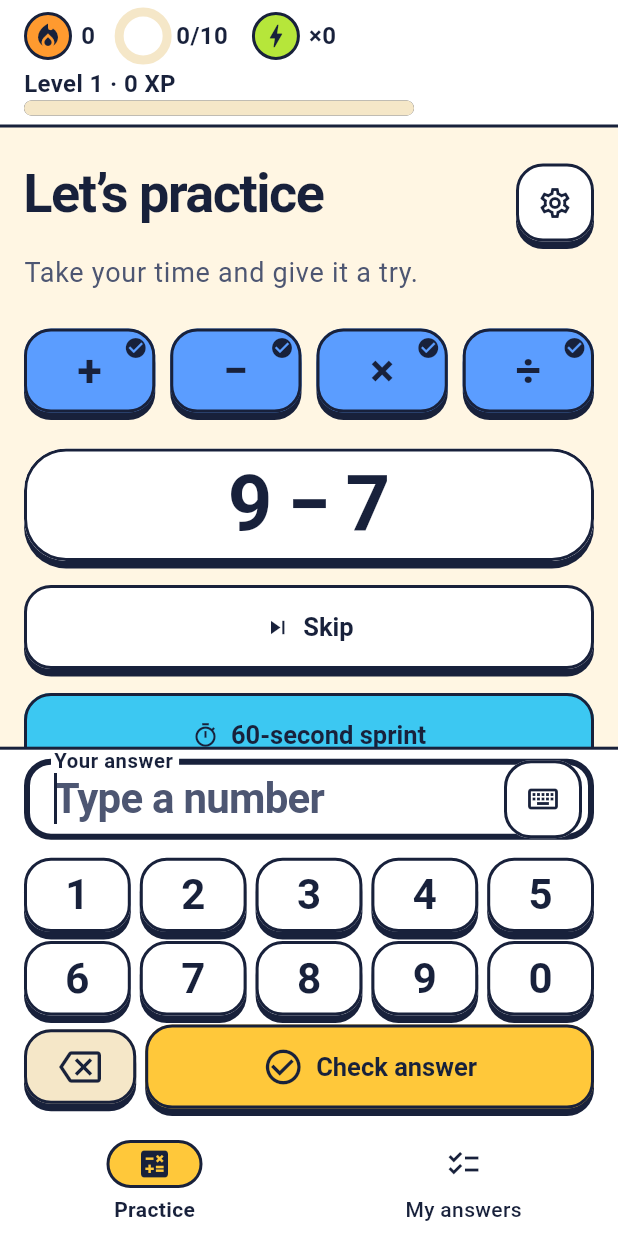
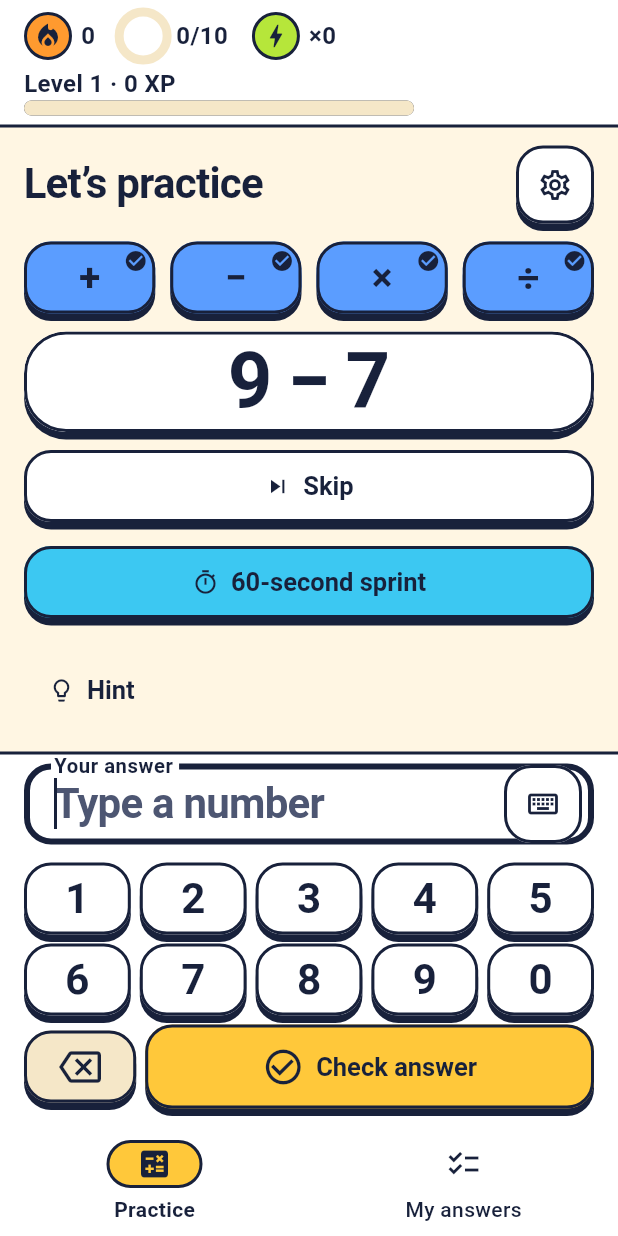
Before and after one commit to comdotlinux/simple-math-tester, a Flutter app: the screen it shows after launch, after a tap on "Easy", on a phone screen of 412 x 824 dp. Run offline on Flutter 3.47's test engine with Material 3 defaults, Android fonts, the phone set to English and light mode, and no system bars; our stand-ins replace audioplayers, material_ui, shared_preferences; missing offline and left inert: duration.

Commit message:
Compact the docked phone practice page so the question and Skip fit above the dock
On a phone-height page (the existing 700 px page breakpoint that docks the
field) the title shrinks, the encouragement line goes, toggles, Skip and
the sprint button drop to 48 px, gaps tighten and dense pad keys lose 4 px
of padding. The page reveals Skip before the answer, so the question and
Skip stay in view together. Screenshots gain a 412x720 phone-browser size.

```diff
--- a/app/lib/number_pad.dart
+++ b/app/lib/number_pad.dart
@@ -50,7 +50,7 @@ class NumberPad extends StatelessWidget {
 
   /// Grows with the text, so a 200% digit still fits its key.
   static double keyHeight(TextScaler scaler, {bool dense = false}) =>
-      max(dense ? 48 : 52, scaler.scale(28) * 1.2 + 16);
+      max(dense ? 48 : 52, scaler.scale(28) * 1.2 + (dense ? 12 : 16));
 
   static double _gap(bool dense) => dense ? 6 : 8;
 
--- a/app/lib/problem_page.dart
+++ b/app/lib/problem_page.dart
@@ -27,6 +27,10 @@ class _ProblemPageState extends State<ProblemPage> {
   late final TextEditingController _controller;
   final _focus = FocusNode();
   final _answerKey = GlobalKey();
+
+  /// Skip under the question card, which a docked phone page keeps in view
+  /// with it.
+  final _skipKey = GlobalKey();
   final _scroll = ScrollController();
 
   /// Whether a phone page with the docked field repeats the question over
@@ -131,7 +135,7 @@ class _ProblemPageState extends State<ProblemPage> {
 
   /// Keeps the field and its feedback in view above a docked pad, as the
   /// system keyboard does, whenever the problem or the feedback changes.
-  void _revealAnswer(MathTesterModel model, bool docked) {
+  void _revealAnswer(MathTesterModel model, bool docked, bool compact) {
     final shown = (
       model.current,
       model.answerCorrect,
@@ -142,15 +146,24 @@ class _ProblemPageState extends State<ProblemPage> {
     // The page opens in place; later changes scroll there.
     final jump = _revealed == null || MediaQuery.disableAnimationsOf(context);
     _revealed = shown;
-    WidgetsBinding.instance.addPostFrameCallback((_) {
-      final answer = _answerKey.currentContext;
-      if (answer == null || !answer.mounted) return;
-      Scrollable.ensureVisible(
-        answer,
+    final duration = jump ? Duration.zero : const Duration(milliseconds: 200);
+    Future<void> reveal(GlobalKey key) async {
+      final target = key.currentContext;
+      if (target == null || !target.mounted) return;
+      await Scrollable.ensureVisible(
+        target,
         alignmentPolicy: ScrollPositionAlignmentPolicy.keepVisibleAtEnd,
-        duration: jump ? Duration.zero : const Duration(milliseconds: 200),
+        duration: duration,
       );
-    });
+    }
+
+    // On a phone Skip first, then the answer, which wins when both do not
+    // fit.
+    WidgetsBinding.instance.addPostFrameCallback(
+      (_) => (compact ? reveal(_skipKey) : Future<void>.value()).then(
+        (_) => reveal(_answerKey),
+      ),
+    );
   }
 
   @override
@@ -191,7 +204,7 @@ class _ProblemPageState extends State<ProblemPage> {
             side ||
             showPad && constraints.maxHeight - dockHeight >= (phone ? 80 : 260);
         final compact = docked && phone;
-        _revealAnswer(model, docked);
+        _revealAnswer(model, docked, compact);
         const sideWidth = 300.0;
         final width = side
             ? constraints.maxWidth - sideWidth - 2 * 16
@@ -200,6 +213,12 @@ class _ProblemPageState extends State<ProblemPage> {
         // Next sits in the feedback strip while a result shows there.
         final nextInStrip =
             compact && !sprinting && model.answerCorrect != null;
+        // The docked phone page packs its column tighter, so the question
+        // and Skip fit above the dock on a short screen.
+        final gap = compact ? 12.0 : 24.0;
+        final button = compact
+            ? const WidgetStatePropertyAll(Size(48, 48))
+            : null;
         final field = _CheckMotion(
           key: _fieldKey,
           check: model.lastCheck,
@@ -249,7 +268,7 @@ class _ProblemPageState extends State<ProblemPage> {
           keyboardDismissBehavior: ScrollViewKeyboardDismissBehavior.onDrag,
           padding: EdgeInsets.symmetric(
             horizontal: width < 600 ? 16 : 24,
-            vertical: 24,
+            vertical: gap,
           ),
           child: Center(
             child: ConstrainedBox(
@@ -258,12 +277,16 @@ class _ProblemPageState extends State<ProblemPage> {
                 crossAxisAlignment: CrossAxisAlignment.stretch,
                 children: [
                   Row(
-                    crossAxisAlignment: CrossAxisAlignment.start,
+                    crossAxisAlignment: compact
+                        ? CrossAxisAlignment.center
+                        : CrossAxisAlignment.start,
                     children: [
                       Expanded(
                         child: Text(
                           sprinting ? 'Sprint' : 'Let’s practice',
-                          style: theme.textTheme.displaySmall,
+                          style: compact
+                              ? theme.textTheme.headlineMedium
+                              : theme.textTheme.displaySmall,
                         ),
                       ),
                       // A tier change would move levels during a round.
@@ -286,6 +309,9 @@ class _ProblemPageState extends State<ProblemPage> {
                         ),
                     ],
                   ),
+                  // The encouragement gives way to the question on a short
+                  // phone; the sprint rules stay.
+                  if (sprinting || !compact) ...[
                     const SizedBox(height: 8),
                     Text(
                       sprinting
@@ -296,17 +322,18 @@ class _ProblemPageState extends State<ProblemPage> {
                         color: tokens.inkMuted,
                       ),
                     ),
-                  const SizedBox(height: 24),
+                  ],
+                  SizedBox(height: gap),
                   if (model.tier == null)
                     const _TierPicker()
                   else ...[
                     if (model.lastSprint case final result?) ...[
                       _SprintResult(result: result),
-                      const SizedBox(height: 24),
+                      SizedBox(height: gap),
                     ],
                     if (sprinting) ...[
                       _SprintStatus(score: model.sprintScore),
-                      const SizedBox(height: 24),
+                      SizedBox(height: gap),
                     ],
                     Row(
                       children: [
@@ -317,12 +344,13 @@ class _ProblemPageState extends State<ProblemPage> {
                               type: type,
                               selected: model.selectedOperations.contains(type),
                               onPressed: () => model.toggleOperation(type),
+                              compact: compact,
                             ),
                           ),
                         ],
                       ],
                     ),
-                    const SizedBox(height: 24),
+                    SizedBox(height: gap),
                     KeyedSubtree(
                       key: compact ? _answerKey : null,
                       child: _QuestionCard(
@@ -361,7 +389,7 @@ class _ProblemPageState extends State<ProblemPage> {
                       ),
                     ],
                     if (!sprinting) ...[
-                      const SizedBox(height: 16),
+                      SizedBox(height: compact ? 12 : 16),
                       // Side by side when both fit, else full-width rows.
                       Flex(
                         direction: wide ? Axis.horizontal : Axis.vertical,
@@ -374,11 +402,13 @@ class _ProblemPageState extends State<ProblemPage> {
                             _flexed(
                               wide,
                               Slab(
+                                key: _skipKey,
                                 pressable: true,
                                 radius: AppTokens.radiusControl,
                                 child: OutlinedButton.icon(
                                   key: nextQuestionButtonKey,
                                   onPressed: model.generateNextProblem,
+                                  style: ButtonStyle(minimumSize: button),
                                   // Before a check, moving on skips it.
                                   icon: Icon(
                                     model.answerChecked
@@ -404,7 +434,7 @@ class _ProblemPageState extends State<ProblemPage> {
                                 style: FilledButton.styleFrom(
                                   backgroundColor: tokens.sprint,
                                   foregroundColor: tokens.onSprint,
-                                ),
+                                ).copyWith(minimumSize: button),
                                 icon: const Icon(Icons.timer_outlined),
                                 label: Text(
                                   '${sprintLength.inSeconds}-second sprint',
@@ -620,7 +650,7 @@ class _QuestionCard extends StatelessWidget {
               ),
             Padding(
               padding: compact
-                  ? const EdgeInsets.symmetric(horizontal: 20, vertical: 10)
+                  ? const EdgeInsets.symmetric(horizontal: 20, vertical: 6)
                   : const EdgeInsets.fromLTRB(20, 36, 20, 44),
               child: compact
                   // One line that shrinks to fit rather than wrapping.
@@ -1070,11 +1100,15 @@ class _OperationToggle extends StatelessWidget {
     required this.type,
     required this.selected,
     required this.onPressed,
+    this.compact = false,
   });
 
   final OperationType type;
   final bool selected;
   final VoidCallback onPressed;
+
+  /// Shorter, still a full touch target, for the docked phone page.
+  final bool compact;
 
   @override
   Widget build(BuildContext context) {
@@ -1099,6 +1133,7 @@ class _OperationToggle extends StatelessWidget {
                   onPressed: onPressed,
                   style: OutlinedButton.styleFrom(
                     padding: const EdgeInsets.symmetric(vertical: 4),
+                    minimumSize: compact ? const Size(48, 48) : null,
                     backgroundColor: selected
                         ? tokens.operation
                         : tokens.surfaceSunken,
@@ -1107,8 +1142,8 @@ class _OperationToggle extends StatelessWidget {
                   child: Text(
                     type.displayString,
                     semanticsLabel: type.label,
-                    style: const TextStyle(
-                      fontSize: 30,
+                    style: TextStyle(
+                      fontSize: compact ? 26 : 30,
                       fontWeight: FontWeight.w700,
                     ),
                   ),
--- a/app/tool/screenshots_test.dart
+++ b/app/tool/screenshots_test.dart
@@ -119,6 +119,7 @@ void main() {
   for (final brightness in Brightness.values) {
     for (final size in const [
       Size(360, 640),
+      Size(412, 720),
       Size(360, 800),
       Size(800, 1000),
       Size(1280, 900),
```
Also changed, not shown: 1 other file. Lines whose indentation alone changed are shown as unchanged.
